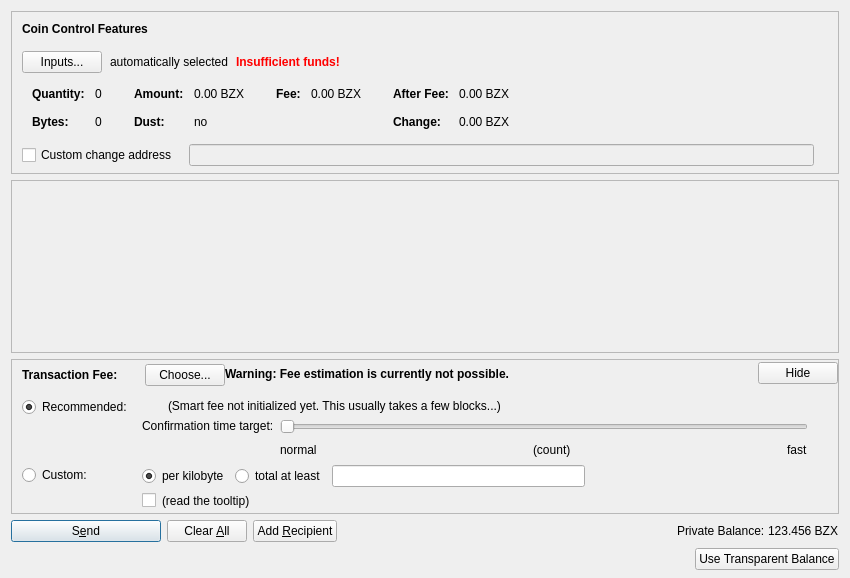
First picture: the form in src/qt/forms/sendcoinsdialog.ui, repository 1001tests/BZX, before the edit.
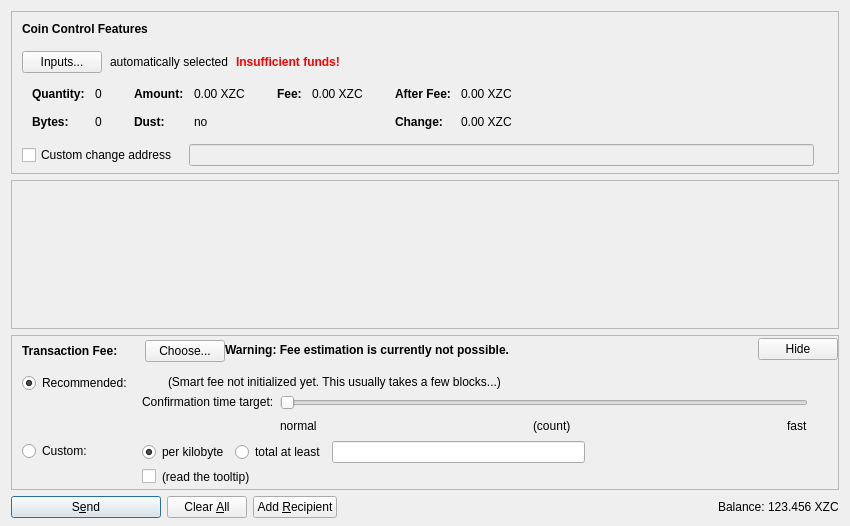
Second picture: the form after the edit. Icons and pictures are not drawn. Custom widgets are drawn as their Qt base class.

Diff of the .ui file:
```diff
--- a/src/qt/forms/sendcoinsdialog.ui
+++ b/src/qt/forms/sendcoinsdialog.ui
@@ -7,13 +7,13 @@
     <x>0</x>
     <y>0</y>
     <width>850</width>
-    <height>578</height>
+    <height>526</height>
    </rect>
   </property>
   <property name="windowTitle">
    <string>Send Coins</string>
   </property>
-  <layout class="QVBoxLayout" name="verticalLayout" stretch="0,1,0,0,0">
+  <layout class="QVBoxLayout" name="verticalLayout" stretch="0,1,0,0">
    <property name="bottomMargin">
     <number>8</number>
    </property>
@@ -324,7 +324,7 @@
                   <enum>Qt::ActionsContextMenu</enum>
                  </property>
                  <property name="text">
-                  <string notr="true">0.00 BZX</string>
+                  <string notr="true">0.00 XZC</string>
                  </property>
                  <property name="textInteractionFlags">
                   <set>Qt::LinksAccessibleByMouse|Qt::TextSelectableByKeyboard|Qt::TextSelectableByMouse</set>
@@ -404,7 +404,7 @@
                   <enum>Qt::ActionsContextMenu</enum>
                  </property>
                  <property name="text">
-                  <string notr="true">0.00 BZX</string>
+                  <string notr="true">0.00 XZC</string>
                  </property>
                  <property name="textInteractionFlags">
                   <set>Qt::LinksAccessibleByMouse|Qt::TextSelectableByKeyboard|Qt::TextSelectableByMouse</set>
@@ -455,7 +455,7 @@
                   <enum>Qt::ActionsContextMenu</enum>
                  </property>
                  <property name="text">
-                  <string notr="true">0.00 BZX</string>
+                  <string notr="true">0.00 XZC</string>
                  </property>
                  <property name="textInteractionFlags">
                   <set>Qt::LinksAccessibleByMouse|Qt::TextSelectableByKeyboard|Qt::TextSelectableByMouse</set>
@@ -484,7 +484,7 @@
                   <enum>Qt::ActionsContextMenu</enum>
                  </property>
                  <property name="text">
-                  <string notr="true">0.00 BZX</string>
+                  <string notr="true">0.00 XZC</string>
                  </property>
                  <property name="textInteractionFlags">
                   <set>Qt::LinksAccessibleByMouse|Qt::TextSelectableByKeyboard|Qt::TextSelectableByMouse</set>
@@ -588,7 +588,7 @@
         <x>0</x>
         <y>0</y>
         <width>830</width>
-        <height>68</height>
+        <height>104</height>
        </rect>
       </property>
       <layout class="QVBoxLayout" name="verticalLayout_2" stretch="0,1">
@@ -1296,7 +1296,7 @@
           </sizepolicy>
          </property>
          <property name="text">
-          <string>Private Balance:</string>
+          <string>Balance:</string>
          </property>
         </widget>
        </item>
@@ -1312,7 +1312,7 @@
           <cursorShape>IBeamCursor</cursorShape>
          </property>
          <property name="text">
-          <string notr="true">123.456 BZX</string>
+          <string notr="true">123.456 XZC</string>
          </property>
          <property name="textInteractionFlags">
           <set>Qt::LinksAccessibleByMouse|Qt::TextSelectableByKeyboard|Qt::TextSelectableByMouse</set>
@@ -1323,43 +1323,6 @@
      </item>
     </layout>
    </item>
-   <item>
-    <layout class="QHBoxLayout" name="horizontalLayout_3">
-     <property name="sizeConstraint">
-      <enum>QLayout::SetDefaultConstraint</enum>
-     </property>
-     <item>
-      <spacer name="horizontalSpacer_8">
-       <property name="orientation">
-        <enum>Qt::Horizontal</enum>
-       </property>
-       <property name="sizeHint" stdset="0">
-        <size>
-         <width>40</width>
-         <height>20</height>
-        </size>
-       </property>
-      </spacer>
-     </item>
-     <item>
-      <widget class="QPushButton" name="switchFundButton">
-       <property name="sizePolicy">
-        <sizepolicy hsizetype="Minimum" vsizetype="Minimum">
-         <horstretch>0</horstretch>
-         <verstretch>0</verstretch>
-        </sizepolicy>
-       </property>
-       <property name="text">
-        <string>Use Transparent Balance</string>
-       </property>
-       <property name="icon">
-        <iconset resource="../bitcoin.qrc">
-         <normaloff>:/movies/spinner-009</normaloff>:/movies/spinner-009</iconset>
-       </property>
-      </widget>
-     </item>
-    </layout>
-   </item>
   </layout>
  </widget>
  <customwidgets>
```
Left out of the diff: 18 changed lines with no effect on the pictures.
